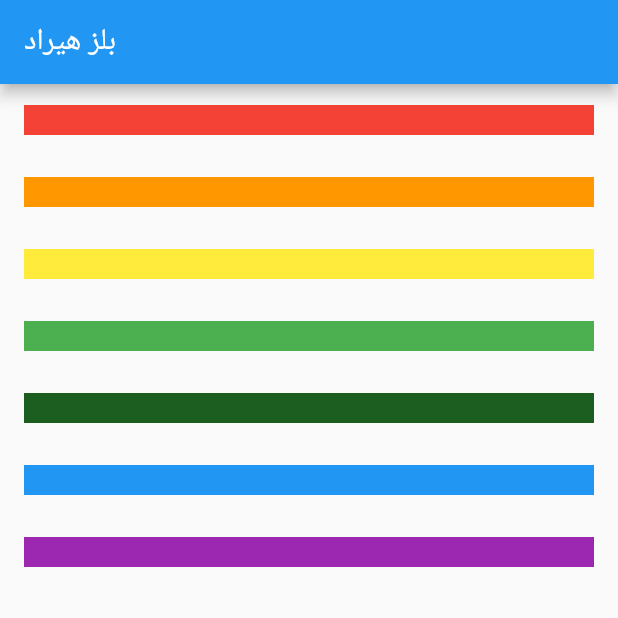
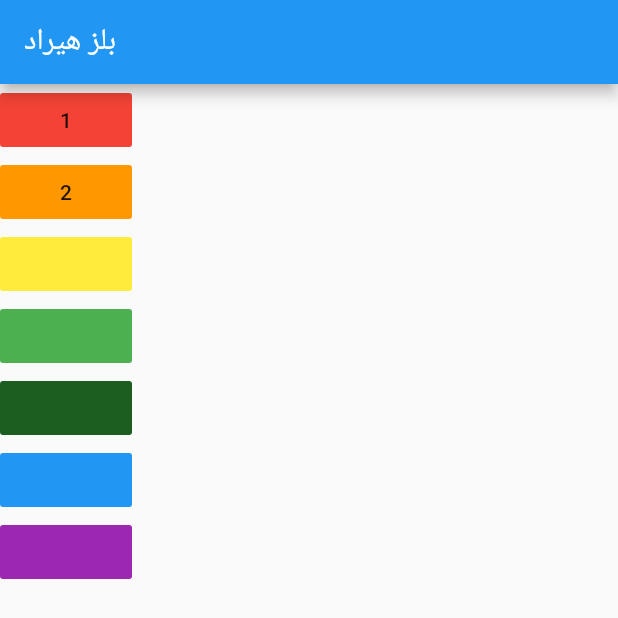
Before and after one commit to EsmaeiliSina/Hirad, a Flutter app: the screen it shows after launch, on a phone screen of 412 x 824 dp. Shown: the top 618 px of the screen. Run offline on Flutter 3.47's test engine with Material 2 defaults, Android fonts, the phone set to English and light mode, and no system bars; our stand-ins replace audioplayers.

Commit message:
add 7 flat button

```diff
--- a/lib/main.dart
+++ b/lib/main.dart
@@ -4,6 +4,11 @@ import 'package:flutter/material.dart';
 void main() => runApp(MyApp());
 
 class MyApp extends StatelessWidget {
+  void play(int number) {
+    final player = AudioCache();
+    player.play('note$number.wav');
+  }
+
   @override
   Widget build(BuildContext context) {
     return Directionality(
@@ -14,81 +19,48 @@ class MyApp extends StatelessWidget {
           body: Column(
             children: [
               FlatButton(
+                child: Text("1"),
+                color: Colors.red,
                 onPressed: () {
-                  final player = AudioCache();
-                  player.play('note1.wav');
+                  play(1);
                 },
-                child: Container(
-                  height: 20,
-                  width: double.infinity,
-                  color: Colors.red,
-                ),
               ),
               FlatButton(
+                child: Text("2"),
+                color: Colors.orange,
                 onPressed: () {
-                  final player = AudioCache();
-                  player.play('note2.wav');
+                  play(2);
                 },
-                child: Container(
-                  height: 20,
-                  width: double.infinity,
-                  color: Colors.orange,
-                ),
               ),
               FlatButton(
+                color: Colors.yellow,
                 onPressed: () {
-                  final player = AudioCache();
-                  player.play('note3.wav');
+                  play(3);
                 },
-                child: Container(
-                  height: 20,
-                  width: double.infinity,
-                  color: Colors.yellow,
-                ),
               ),
               FlatButton(
+                color: Colors.green,
                 onPressed: () {
-                  final player = AudioCache();
-                  player.play('note4.wav');
+                  play(4);
                 },
-                child: Container(
-                  height: 20,
-                  width: double.infinity,
-                  color: Colors.green,
-                ),
               ),
               FlatButton(
+                color: Colors.green[900],
                 onPressed: () {
-                  final player = AudioCache();
-                  player.play('note5.wav');
+                  play(5);
                 },
-                child: Container(
-                  height: 20,
-                  width: double.infinity,
-                  color: Colors.green[900],
-                ),
               ),
               FlatButton(
+                color: Colors.blue,
                 onPressed: () {
-                  final player = AudioCache();
-                  player.play('note6.wav');
+                  play(6);
                 },
-                child: Container(
-                  height: 20,
-                  width: double.infinity,
-                  color: Colors.blue,
-                ),
               ),
               FlatButton(
+                color: Colors.purple,
                 onPressed: () {
-                  final player = AudioCache();
-                  player.play('note7.wav');
+                  play(7);
                 },
-                child: Container(
-                  height: 20,
-                  width: double.infinity,
-                  color: Colors.purple,
-                ),
               )
             ],
           ),
```
Also changed, not shown: 2 other files.
